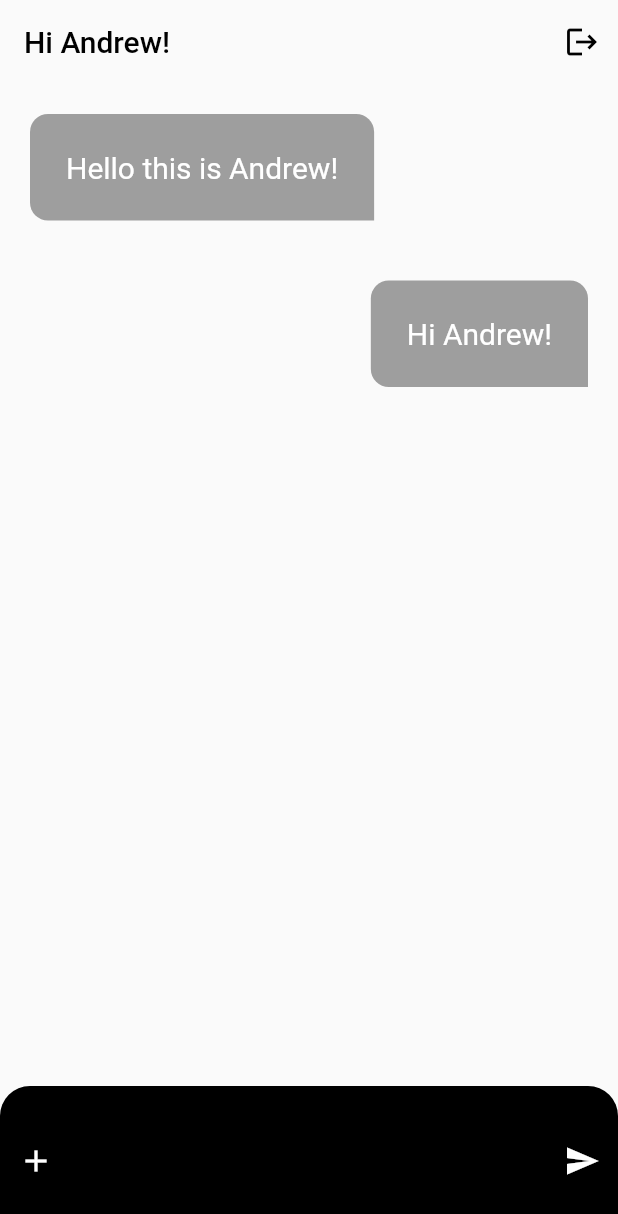
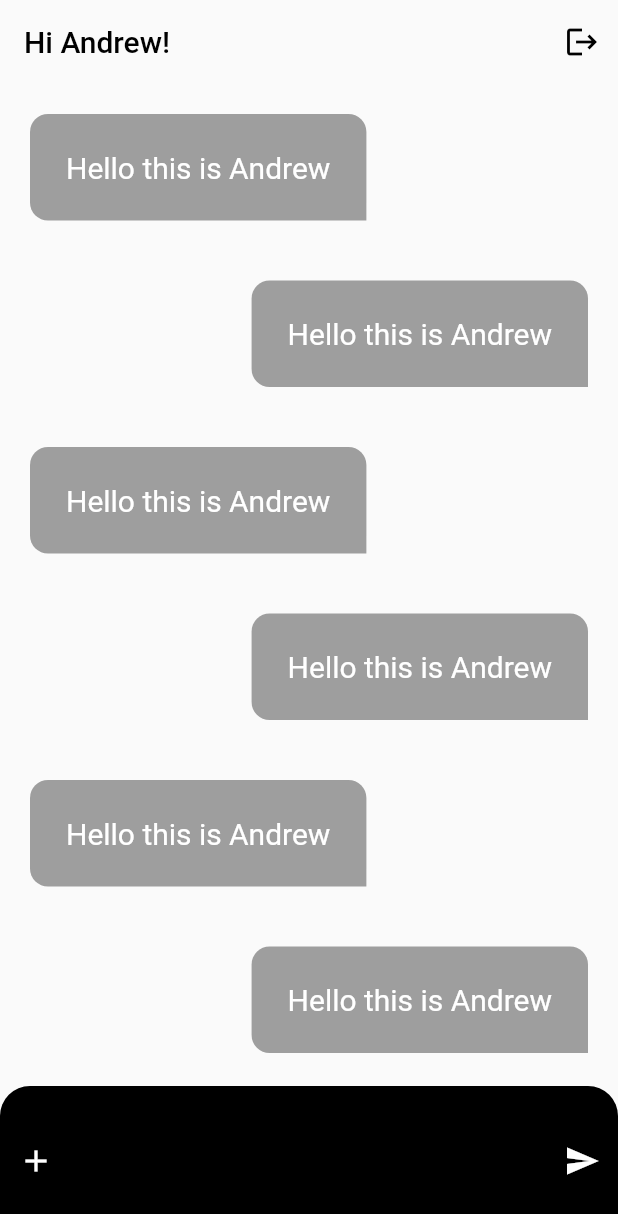
Before and after one commit to andrew-erasmus/flutter_chat_app, a Flutter app: the screen it shows after launch, on a phone screen of 412 x 824 dp. Shown: the top 1214 px of the screen. Run offline on Flutter 3.47's test engine with Material 2 defaults, Android fonts, the phone set to English and light mode, and no system bars.

Commit message:
Add dynamic list to messages in chat_page

```diff
--- a/chat_app/lib/chat_page.dart
+++ b/chat_app/lib/chat_page.dart
@@ -25,16 +25,16 @@ class ChatPage extends StatelessWidget {
       body: Column(
         children: [
           Expanded(
-            child: ListView(
-              children: const [
-                ChatBubble(
-                    alignment: Alignment.centerLeft,
-                    message: "Hello this is Andrew!"),
-                ChatBubble(
-                    alignment: Alignment.centerRight, message: "Hi Andrew!")
-              ],
-            ),
-          ),
+              child: ListView.builder(
+                  itemCount: 10,
+                  itemBuilder: (context, index) {
+                    return ChatBubble(
+                      alignment: index % 2 == 0
+                          ? Alignment.centerLeft
+                          : Alignment.centerRight,
+                      message: "Hello this is Andrew",
+                    );
+                  })),
           ChatInput(),
         ],
       ),
```
